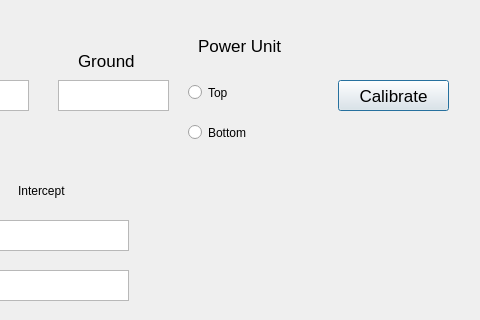
Before: the Qt Designer form GUI/calibrationpb.ui in AudreyFrancisco/SingleLadderQualification, drawn with Qt 5; both pictures show x 362 to 842 and y 0 to 320 of the 842 by 608 pixel window.
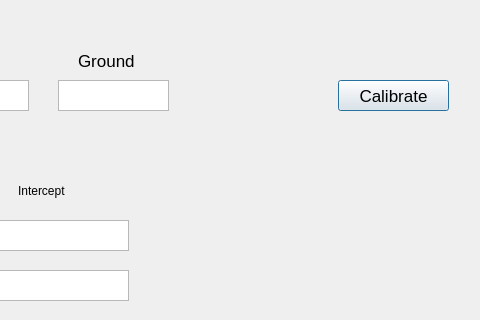
After: the same form once the commit is applied.

Commit message: Power board calibration: included back bias calibration; plus taking into account setups with > 1 HICs

Diff of the .ui file:
```diff
--- a/GUI/calibrationpb.ui
+++ b/GUI/calibrationpb.ui
@@ -338,50 +338,6 @@
     </rect>
    </property>
   </widget>
-  <widget class="QLabel" name="label_13">
-   <property name="geometry">
-    <rect>
-     <x>560</x>
-     <y>30</y>
-     <width>91</width>
-     <height>31</height>
-    </rect>
-   </property>
-   <property name="font">
-    <font>
-     <pointsize>13</pointsize>
-    </font>
-   </property>
-   <property name="text">
-    <string>Power Unit</string>
-   </property>
-  </widget>
-  <widget class="QRadioButton" name="top">
-   <property name="geometry">
-    <rect>
-     <x>550</x>
-     <y>80</y>
-     <width>111</width>
-     <height>25</height>
-    </rect>
-   </property>
-   <property name="text">
-    <string>Top</string>
-   </property>
-  </widget>
-  <widget class="QRadioButton" name="bottom">
-   <property name="geometry">
-    <rect>
-     <x>550</x>
-     <y>120</y>
-     <width>111</width>
-     <height>25</height>
-    </rect>
-   </property>
-   <property name="text">
-    <string>Bottom</string>
-   </property>
-  </widget>
   <widget class="QLabel" name="label_14">
    <property name="geometry">
     <rect>
```
The commit also changes 6 other files.
